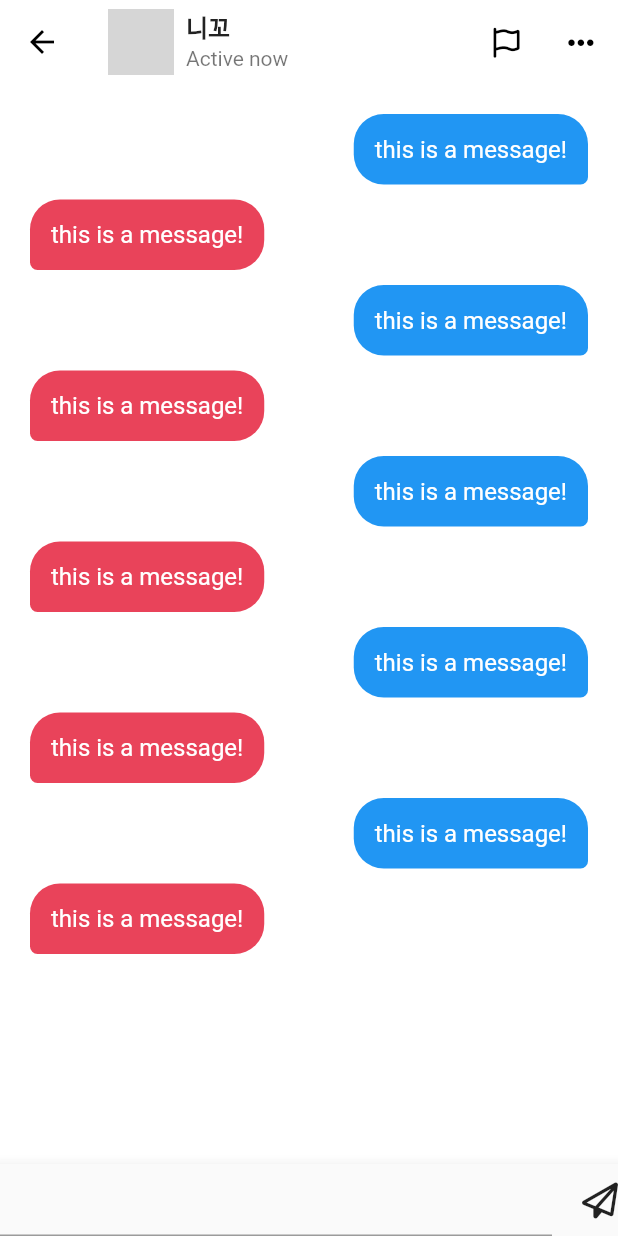
After one commit to Seungnyeong/flutter-tiktok, a Flutter app: the ChatDetailScreen screen opened directly, on a phone screen of 412 x 824 dp. The commit adds this screen. Run offline on Flutter 3.47's test engine with Material 3 defaults, Android fonts, the phone set to English and light mode, and no system bars; our stand-ins replace font_awesome_flutter, video_player, visibility_detector; network calls fail; grey boxes are pictures that could not be loaded.

Commit message:
Inbox Screen

```diff
--- a/lib/features/inbox/activity_screen.dart
+++ b/lib/features/inbox/activity_screen.dart
@@ -94,7 +94,10 @@ class _ActivityScreenState extends State<ActivityScreen>
       appBar: AppBar(
         title: GestureDetector(
           onTap: _toggleAnimations,
-          child: Row(mainAxisAlignment: MainAxisAlignment.center, children: [
+          child: Row(
+              mainAxisAlignment: MainAxisAlignment.center,
+              mainAxisSize: MainAxisSize.min,
+              children: [
                 const Text('All Activity'),
                 Gaps.h2,
                 RotationTransition(
--- /dev/null
+++ b/lib/features/inbox/chat_detail_screen.dart
@@ -0,0 +1,124 @@
+import 'package:flutter/material.dart';
+import 'package:flutter/widgets.dart';
+import 'package:font_awesome_flutter/font_awesome_flutter.dart';
+import 'package:tiktok_clone/constants/gaps.dart';
+import 'package:tiktok_clone/constants/sizes.dart';
+
+class ChatDetailScreen extends StatefulWidget {
+  const ChatDetailScreen({super.key});
+
+  @override
+  State<ChatDetailScreen> createState() => _ChatDetailScreenState();
+}
+
+class _ChatDetailScreenState extends State<ChatDetailScreen> {
+  @override
+  Widget build(BuildContext context) {
+    return Scaffold(
+      appBar: AppBar(
+        title: const ListTile(
+          contentPadding: EdgeInsets.zero,
+          horizontalTitleGap: Sizes.size8,
+          leading: CircleAvatar(
+            radius: 22,
+            foregroundImage: NetworkImage(
+                "https://avatars.githubusercontent.com/u/33698501?v=4"),
+            child: Text('니꼬'),
+          ),
+          title: Text(
+            '니꼬',
+            style: TextStyle(
+              fontWeight: FontWeight.w600,
+            ),
+          ),
+          subtitle: Text('Active now'),
+          trailing: Row(
+            mainAxisSize: MainAxisSize.min,
+            children: [
+              FaIcon(
+                FontAwesomeIcons.flag,
+                color: Colors.black,
+                size: Sizes.size20,
+              ),
+              Gaps.h32,
+              FaIcon(
+                FontAwesomeIcons.ellipsis,
+                color: Colors.black,
+                size: Sizes.size20,
+              ),
+            ],
+          ),
+        ),
+      ),
+      body: Stack(
+        children: [
+          ListView.separated(
+            padding: const EdgeInsets.symmetric(
+              vertical: Sizes.size20,
+              horizontal: Sizes.size20,
+            ),
+            itemBuilder: (context, index) {
+              final isMine = index % 2 == 0;
+              return Row(
+                mainAxisSize: MainAxisSize.min,
+                mainAxisAlignment:
+                    isMine ? MainAxisAlignment.end : MainAxisAlignment.start,
+                children: [
+                  Container(
+                    padding: const EdgeInsets.all(
+                      Sizes.size14,
+                    ),
+                    decoration: BoxDecoration(
+                      color:
+                          isMine ? Colors.blue : Theme.of(context).primaryColor,
+                      borderRadius: BorderRadius.only(
+                          topLeft: const Radius.circular(
+                            Sizes.size20,
+                          ),
+                          topRight: const Radius.circular(
+                            Sizes.size20,
+                          ),
+                          bottomLeft: Radius.circular(
+                            isMine ? Sizes.size20 : Sizes.size5,
+                          ),
+                          bottomRight: Radius.circular(
+                            !isMine ? Sizes.size20 : Sizes.size5,
+                          )),
+                    ),
+                    child: const Text(
+                      'this is a message!',
+                      style: TextStyle(
+                        color: Colors.white,
+                        fontSize: Sizes.size16,
+                      ),
+                    ),
+                  ),
+                ],
+              );
+            },
+            separatorBuilder: (context, index) => Gaps.v10,
+            itemCount: 10,
+          ),
+          Positioned(
+            bottom: 0,
+            width: MediaQuery.of(context).size.width,
+            child: BottomAppBar(
+              color: Colors.grey.shade50,
+              child: Row(
+                children: [
+                  const Expanded(child: TextField()),
+                  Gaps.h20,
+                  Container(
+                    child: const FaIcon(
+                      FontAwesomeIcons.paperPlane,
+                    ),
+                  )
+                ],
+              ),
+            ),
+          )
+        ],
+      ),
+    );
+  }
+}
--- a/lib/main.dart
+++ b/lib/main.dart
@@ -34,7 +34,7 @@ class TikTokApp extends StatelessWidget {
                 fontWeight: FontWeight.w600,
                 color: Colors.black,
               ))),
-      home: const ActivityScreen(),
+      home: const MainNavigationScreen(),
     );
   }
 }
```
Also changed, not shown: lib/features/inbox/chats_screen.dart (added, +114 -0 lines), lib/features/inbox/inbox_screen.dart (+10 -2 lines). Lines whose indentation alone changed are shown as unchanged.
